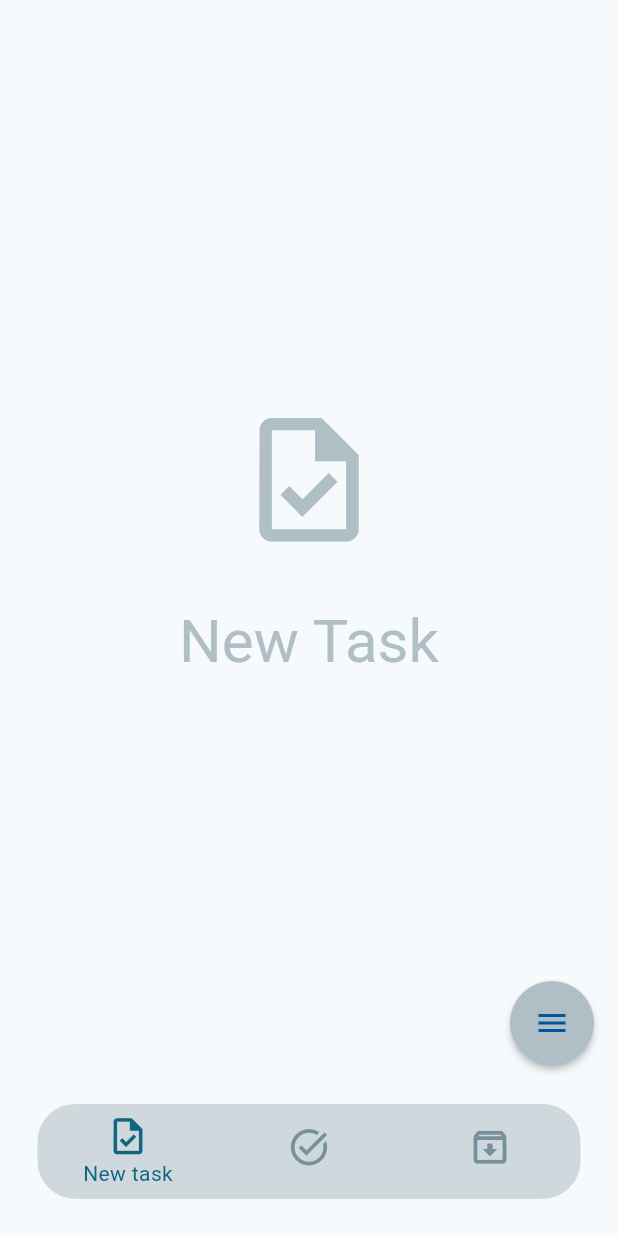
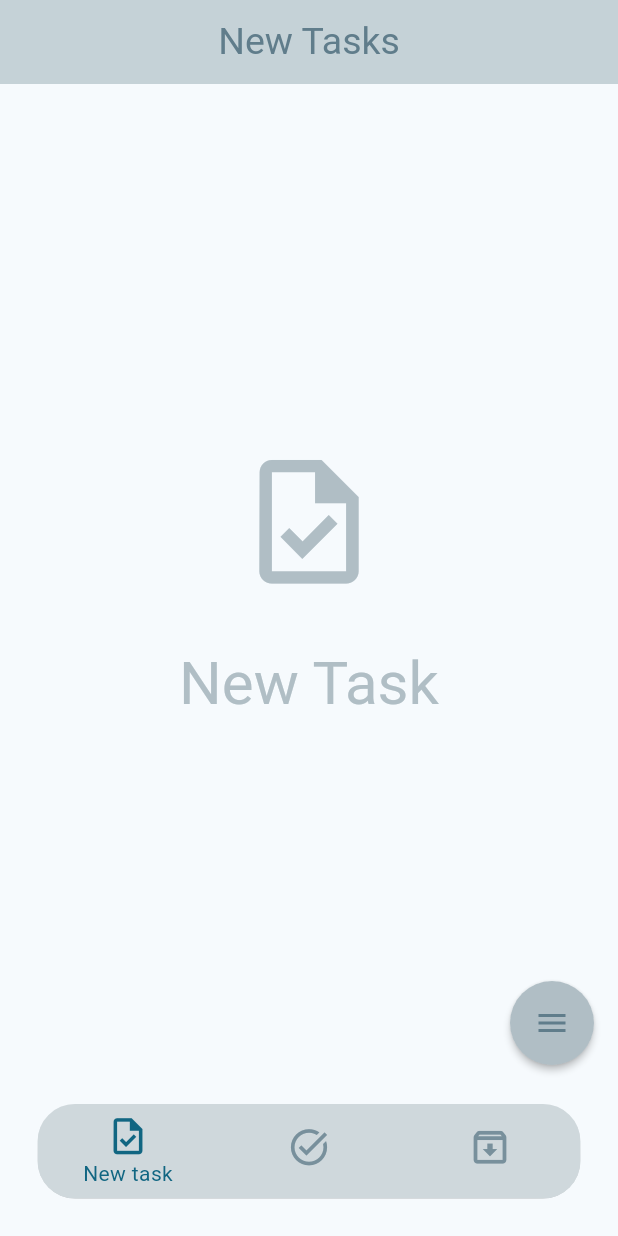
Before and after one commit to HindAlaa26/Todo-App-2, a Flutter app: the screen it shows after launch, on a phone screen of 412 x 824 dp. Run offline on Flutter 3.47's test engine with Material 3 defaults, Android fonts, the phone set to English and light mode, and no system bars; drawn by our look-alikes of flutter_speed_dial; our stand-ins replace flutter_bloc.

Commit message:
add tasks updated

```diff
--- a/lib/cubit/todo_cubit.dart
+++ b/lib/cubit/todo_cubit.dart
@@ -1,6 +1,5 @@
 import 'package:flutter/material.dart';
 import 'package:flutter_bloc/flutter_bloc.dart';
-import 'package:flutter_speed_dial/flutter_speed_dial.dart';
 import 'package:intl/intl.dart';
 import 'package:todo/cubit/todo_states.dart';
 import 'package:todo/screens/archieve_tasks.dart';
@@ -45,24 +44,17 @@ class ToDoCubit extends Cubit<TodoStates>
     ArchieveTasks()
   ];
 
-/* List<SpeedDialChild> homeMenu =  [
-          SpeedDialChild(
-            child: Icon(Icons.task, color: Colors.blueGrey,),
-            label: "Add Task",
+ List<String> pageNameOnAppbae= [
+  "New Tasks",
+  "Done Tasks",
+  "Archieve Tasks"
+ ];
 
-            onTap: () {},
-          ),
-          SpeedDialChild(
-            child: Icon(Icons.folder_copy,color: Colors.blueGrey,),
-            label: "Add Folder",
-            onTap: () {},
-          ),
-        ]; */
 
 List<Map> newTask =[];
 List<Map> doneTask =[];
 List<Map> archieveTask =[];
-List<Map> newFolder =[];
+//List<Map> newFolder =[];
 
  String? taskTime;
 void changeTaskTime({value,context})
--- a/lib/main.dart
+++ b/lib/main.dart
@@ -34,6 +34,11 @@ showUnselectedLabels: false,
 
   ),
         ),
+        appBarTheme: AppBarTheme(
+           elevation: 1,
+               backgroundColor: Colors.blueGrey.shade100,
+               centerTitle: true,
+        ),
         primarySwatch: Colors.blueGrey,
         colorScheme: ColorScheme.fromSeed(seedColor: Colors.blueGrey),
       ),
--- a/lib/screens/home_layout.dart
+++ b/lib/screens/home_layout.dart
@@ -2,6 +2,7 @@ import 'package:flutter/material.dart';
 import 'package:flutter_bloc/flutter_bloc.dart';
  import 'package:todo/cubit/todo_cubit.dart';
 import 'package:todo/cubit/todo_states.dart';
+import 'package:todo/shared_component/custom_text.dart';
 
 class HomeLayout extends StatelessWidget {
   const HomeLayout({super.key});
@@ -32,7 +33,10 @@ class HomeLayout extends StatelessWidget {
               ),
             ),
             body: todoCubit.screens[todoCubit.currentIndex],
+            appBar: AppBar(
+               title: customText(text: todoCubit.pageNameOnAppbae[todoCubit.currentIndex],textColor: Colors.blueGrey,textSize: 25),
 
+            ),
 
           );
         },
--- a/lib/screens/new_task.dart
+++ b/lib/screens/new_task.dart
@@ -31,7 +31,7 @@ class NewTask extends StatelessWidget {
 
           floatingActionButton: SpeedDial(
             animatedIcon: AnimatedIcons.menu_close,
-            animatedIconTheme: IconThemeData(color: Colors.lightBlue.shade900),
+            animatedIconTheme: IconThemeData(color: Colors.blueGrey),
             backgroundColor: Colors.blueGrey.shade200,
             spacing: 10,
             overlayColor: Colors.blueGrey.shade200,
@@ -230,7 +230,7 @@ class AddTask extends StatelessWidget {
                             lastDate: DateTime.parse('2027-07-01'),
                           ).then((value) {
                             todoCubit.changeTaskDate(value: value);
-                            print(DateFormat.yMMMd().format(value!));
+
                           });
                         },
                         icon: Icon(
@@ -261,12 +261,13 @@ class AddTask extends StatelessWidget {
                       ),
                       IconButton(
                         onPressed: () {
+
                           showTimePicker(
                             context: context,
                             initialTime: TimeOfDay.now(),
                           ).then((value) {
                             todoCubit.changeTaskTime(value: value, context: context);
-                            print(value?.format(context));
+
                           });
                         },
                         icon: Icon(
```
